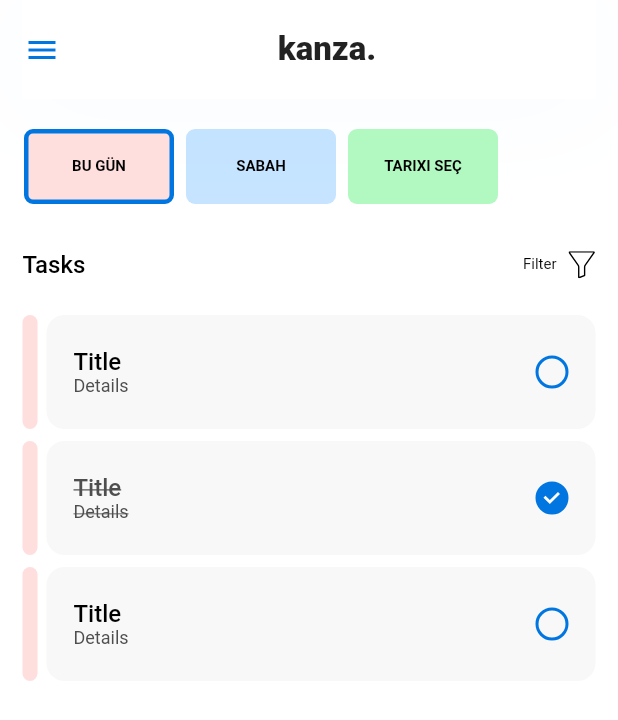
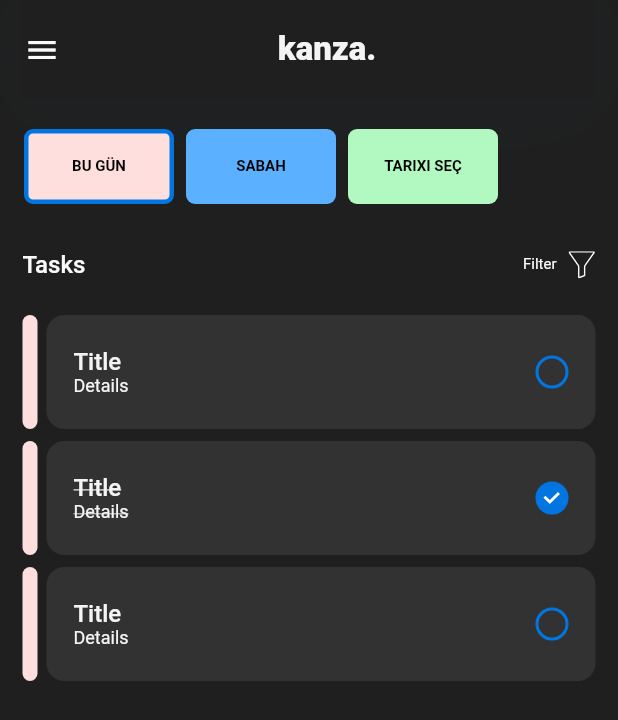
Before and after one commit to KanZa-Studio/Kanza, a Flutter app: the screen it shows after launch, on a phone screen of 412 x 824 dp. Shown: the top 720 px of the screen. Run offline on Flutter 3.47's test engine with Material 2 defaults, Android fonts, the phone set to English and light mode, and no system bars; our stand-ins replace flutter_bloc, flutter_svg, moor_flutter, shared_preferences; generated files the repository leaves out were written again.

Commit message:
task item completed

```diff
--- a/lib/app.dart
+++ b/lib/app.dart
@@ -15,7 +15,7 @@ class KanzaApp extends StatelessWidget {
       debugShowCheckedModeBanner: false,
       theme: lightTheme,
       darkTheme: darkTheme,
-      themeMode: ThemeMode.light,
+      themeMode: ThemeMode.dark,
       locale: const Locale('az', 'AZ'),
       supportedLocales: [
         Locale('en', 'US'),
--- a/lib/presentation/pages/home/widgets/task_item.dart
+++ b/lib/presentation/pages/home/widgets/task_item.dart
@@ -1,11 +1,12 @@
 import 'package:flutter/gestures.dart';
 import 'package:flutter/material.dart';
 import 'package:flutter_svg/flutter_svg.dart';
-import 'package:kanza/presentation/pages/home/widgets/dismissible.dart';
 
+import './dismissible.dart';
 import '../../../../data/services/database_service.dart';
 import '../../../../utils/constants/assets.dart';
 import '../../../../utils/extensions/color_extension.dart';
+import '../../../../utils/extensions/theme_extension.dart';
 import '../../../values/colors.dart';
 
 class TaskItem extends StatefulWidget {
@@ -120,16 +121,13 @@ class _TaskItemState extends State<TaskItem> {
                                 decoration: widget.task.completed
                                     ? TextDecoration.lineThrough
                                     : TextDecoration.none,
-                                color: widget.task.completed
-                                    ? LightThemeColor.todoItemSubtitleColor
-                                    : Colors.black,
+                                color: Theme.of(context).drawerItemTextColor,
                               ),
                         ),
                         Text(
                           widget.task.details,
                           style: Theme.of(context).textTheme.caption.copyWith(
                                 fontWeight: FontWeight.normal,
-                                color: LightThemeColor.todoItemSubtitleColor,
                                 decoration: widget.task.completed
                                     ? TextDecoration.lineThrough
                                     : TextDecoration.none,
--- a/lib/presentation/values/colors.dart
+++ b/lib/presentation/values/colors.dart
@@ -20,11 +20,11 @@ class LightThemeColor {
 
   static const Color kDrawerIconColor = Color(0xFF333232);
 
+  static const Color kTodoItemSubtitleColor = Color(0xFF4E4E4E);
+
   /// --------------------
 
   static const Color pickADateTimeItemBackground = Color(0xFFB1F8C1);
-
-  static const Color todoItemSubtitleColor = Color(0xFF4E4E4E);
 
   static const Color todoItemBackgroundColor = Color(0xFFF8F8F8);
 
--- a/lib/presentation/values/fonts.dart
+++ b/lib/presentation/values/fonts.dart
@@ -28,17 +28,15 @@ const f10W500 = TextStyle(
   letterSpacing: 0.0,
 );
 
+const f12 = TextStyle(
+  fontSize: 12,
+);
+
 // todo: ------------------------------------------
 
 const f24W900 = TextStyle(
   fontSize: 24,
   fontWeight: FontWeight.w900,
-);
-
-const f12W500 = TextStyle(
-  fontSize: 12,
-  fontWeight: FontWeight.w500,
-  color: Colors.black,
 );
 
 const f14W500 = TextStyle(
--- a/lib/presentation/values/themes.dart
+++ b/lib/presentation/values/themes.dart
@@ -14,6 +14,7 @@ final lightTheme = ThemeData(
     headline3: f40W900.copyWith(color: LightThemeColor.kPrimaryColor),
     headline6: f22W900,
     bodyText1: f16w500.copyWith(color: Colors.black),
+    caption: f12.copyWith(color: LightThemeColor.kTodoItemSubtitleColor),
     overline: f10W500.copyWith(color: Colors.black),
     // headline5: f24W900,
     // caption: f12W500,
@@ -37,6 +38,7 @@ final darkTheme = ThemeData(
     headline3: f40W900.copyWith(color: DarkThemeColor.kKanzaTitleTextColor),
     headline6: f22W900.copyWith(color: DarkThemeColor.kKanzaTitleTextColor),
     bodyText1: f16w500.copyWith(color: DarkThemeColor.homeTasksTextColor),
+    caption: f12.copyWith(color: DarkThemeColor.kKanzaTitleTextColor),
     overline: f10W500.copyWith(color: Colors.black),
   ),
 );
```
